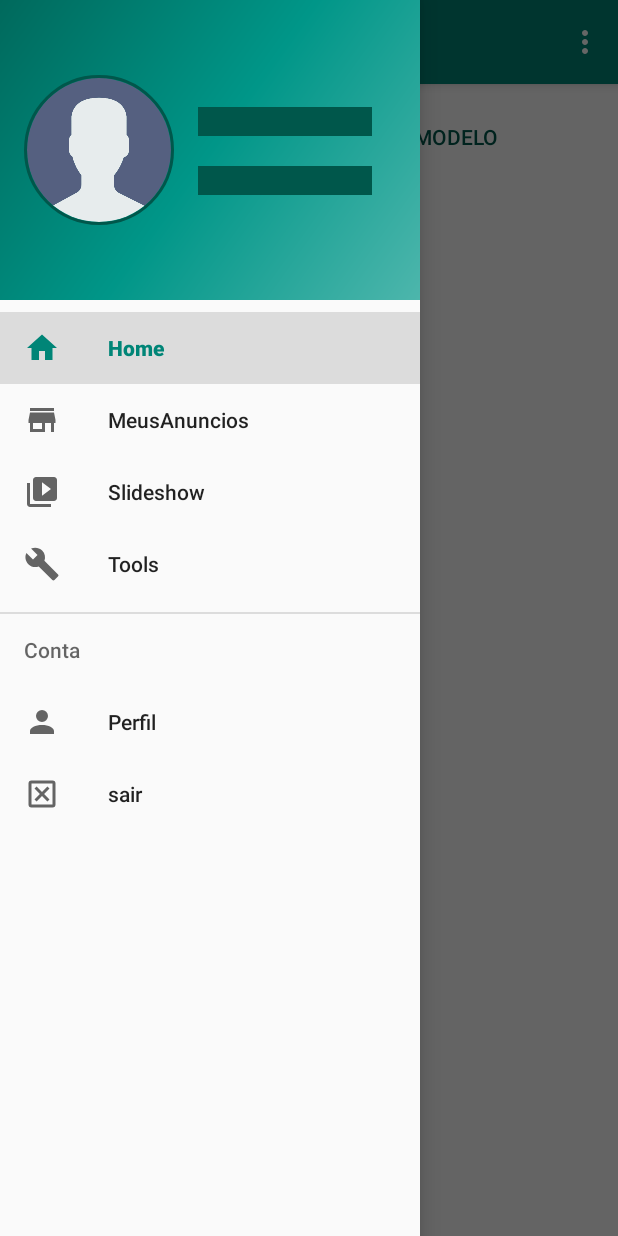
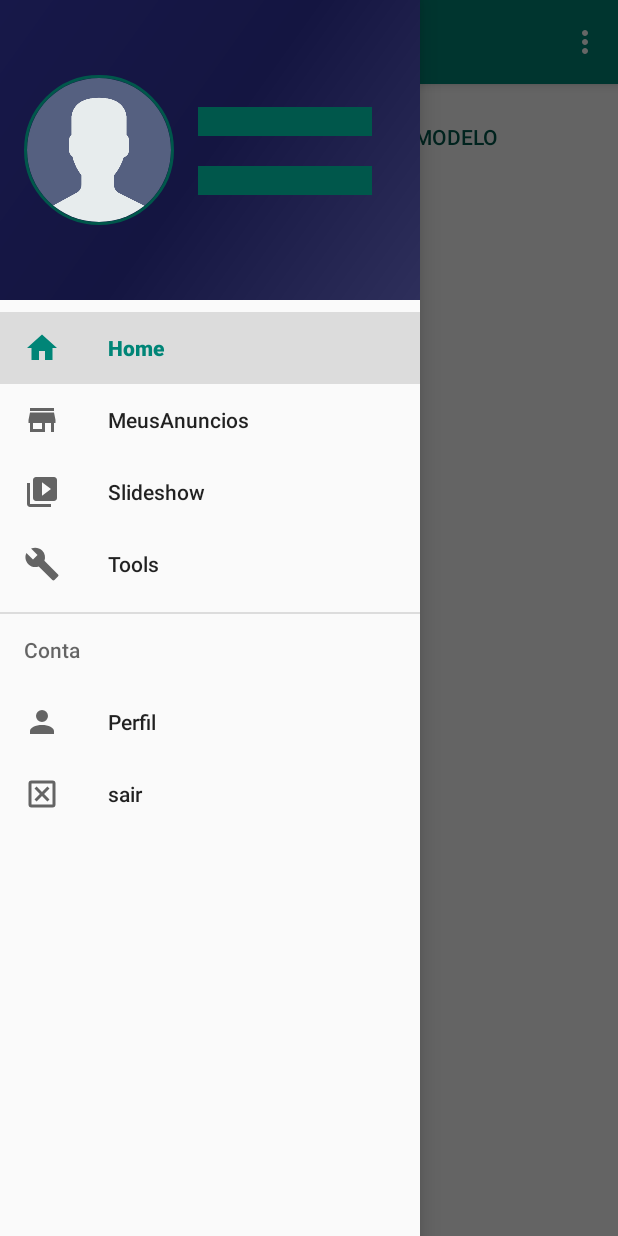
Before and after one commit to EdsonRgr/LeilaoAutoPecasTech, an Android app: the Navigation_Drawer screen opened directly, with no data from a screen before it, with the side drawer open, on a phone screen of 412 x 824 dp. Run offline under Robolectric (Android 15) with nearby library versions, the phone set to English and light mode, and no system bars; our stand-ins replace ButterKnife, CircleImageView, Firebase (no records; nobody signed in at launch, a user with empty details on screens opened directly), Picasso, navigation-ui; libraries missing offline, so code that uses them is left out: dmax.dialog; pictures from the network do not load; 5 statements that could not run were skipped.

Commit message:
cores da navegation

```diff
--- a/LeilaoAutoPecasTech/app/src/main/java/com/example/leilaoautopecastech/Slider/Slider.java
+++ b/LeilaoAutoPecasTech/app/src/main/java/com/example/leilaoautopecastech/Slider/Slider.java
@@ -45,11 +45,7 @@ public class Slider extends IntroActivity {
                 .fragment(R.layout.intro_3)
                 .build()
         );
-        addSlide(new FragmentSlide.Builder()
-                .background(android.R.color.white)
-                .fragment(R.layout.intro_4)
-                .build()
-        );
+
         addSlide(new FragmentSlide.Builder()
                 .background(android.R.color.white)
                 .fragment(R.layout.intro_cadastro)
--- a/LeilaoAutoPecasTech/app/src/main/res/drawable/side_nav_bar.xml
+++ b/LeilaoAutoPecasTech/app/src/main/res/drawable/side_nav_bar.xml
@@ -2,8 +2,8 @@
     android:shape="rectangle">
     <gradient
         android:angle="135"
-        android:centerColor="#009688"
-        android:endColor="#00695C"
-        android:startColor="#4DB6AC"
+        android:centerColor="#141541"
+        android:endColor="#171849"
+        android:startColor="#2e2f5b"
         android:type="linear" />
 </shape>
--- a/LeilaoAutoPecasTech/app/src/main/res/layout/adapter_anuncio.xml
+++ b/LeilaoAutoPecasTech/app/src/main/res/layout/adapter_anuncio.xml
@@ -18,7 +18,7 @@
             android:layout_width="140dp"
             android:layout_height="wrap_content"
             android:scaleType="centerInside"
-            app:srcCompat="@drawable/padraoPerfil" />
+            app:srcCompat="@drawable/padrao" />
 
         <LinearLayout
             android:layout_width="match_parent"
```
